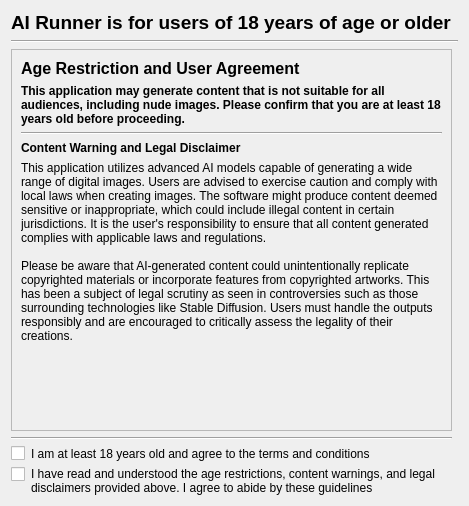
This is src/airunner/components/downloader/gui/windows/setup_wizard/age_restriction/templates/age_restriction.ui in Capsize-Games/airunner as Qt 5 draws it before an edit. The edited form follows.
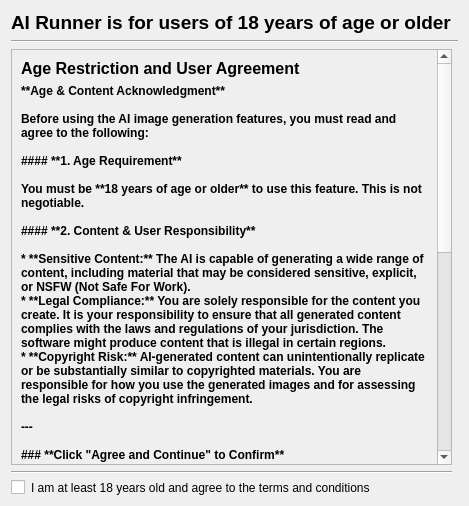
This is the edited form.

The edit to the form file:
```diff
--- a/src/airunner/components/downloader/gui/windows/setup_wizard/age_restriction/templates/age_restriction.ui
+++ b/src/airunner/components/downloader/gui/windows/setup_wizard/age_restriction/templates/age_restriction.ui
@@ -102,7 +102,31 @@
           </font>
          </property>
          <property name="text">
-          <string>This application may generate content that is not suitable for all audiences, including nude images. Please confirm that you are at least 18 years old before proceeding.</string>
+          <string>**Age &amp; Content Acknowledgment**
+
+Before using the AI image generation features, you must read and agree to the following:
+
+#### **1. Age Requirement**
+
+You must be **18 years of age or older** to use this feature. This is not negotiable.
+
+#### **2. Content &amp; User Responsibility**
+
+* **Sensitive Content:** The AI is capable of generating a wide range of content, including material that may be considered sensitive, explicit, or NSFW (Not Safe For Work).
+* **Legal Compliance:** You are solely responsible for the content you create. It is your responsibility to ensure that all generated content complies with the laws and regulations of your jurisdiction. The software might produce content that is illegal in certain regions.
+* **Copyright Risk:** AI-generated content can unintentionally replicate or be substantially similar to copyrighted materials. You are responsible for how you use the generated images and for assessing the legal risks of copyright infringement.
+
+---
+
+### **Click "Agree and Continue" to Confirm**
+
+By clicking **"Agree and Continue"**, you hereby certify, acknowledge, and agree that:
+
+1.  **I am 18 years of age or older.**
+2.  **I understand** the software can create explicit or potentially offensive content and I choose to proceed at my own risk.
+3.  **I understand** the potential legal risks related to copyright and will use the generated content responsibly.
+4.  **I accept full and sole responsibility** for the content I create and for ensuring it is lawful in my location.
+          </string>
          </property>
          <property name="wordWrap">
           <bool>true</bool>
@@ -158,32 +182,6 @@
      </widget>
     </widget>
    </item>
-   <item row="8" column="0">
-    <layout class="QFormLayout" name="formLayout">
-     <item row="0" column="0">
-      <widget class="QCheckBox" name="checkBox_2">
-       <property name="font">
-        <font>
-         <bold>true</bold>
-        </font>
-       </property>
-       <property name="text">
-        <string/>
-       </property>
-      </widget>
-     </item>
-     <item row="0" column="1">
-      <widget class="QLabel" name="label_6">
-       <property name="text">
-        <string>I have read and understood the age restrictions, content warnings, and legal disclaimers provided above. I agree to abide by these guidelines</string>
-       </property>
-       <property name="wordWrap">
-        <bool>true</bool>
-       </property>
-      </widget>
-     </item>
-    </layout>
-   </item>
    <item row="0" column="0">
     <widget class="QLabel" name="label">
      <property name="font">
```
Left out of the diff: 16 changed lines with no effect on the pictures.
